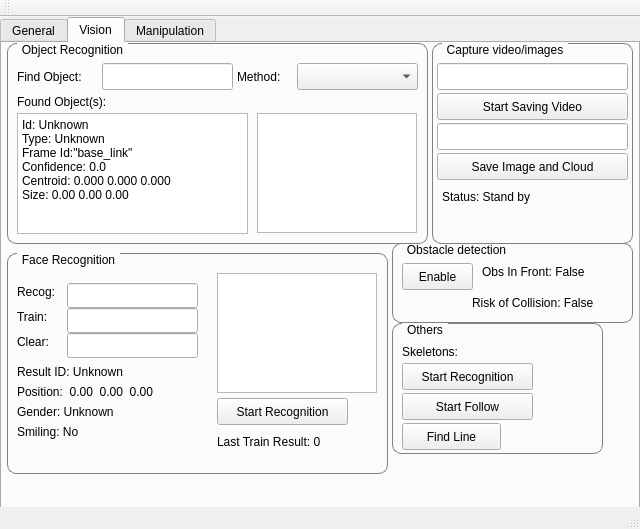
First picture: the form in catkin_ws/src/hri/justina_gui/src/MainWindow.ui, repository RobotJustina/JUSTINA, before the edit.
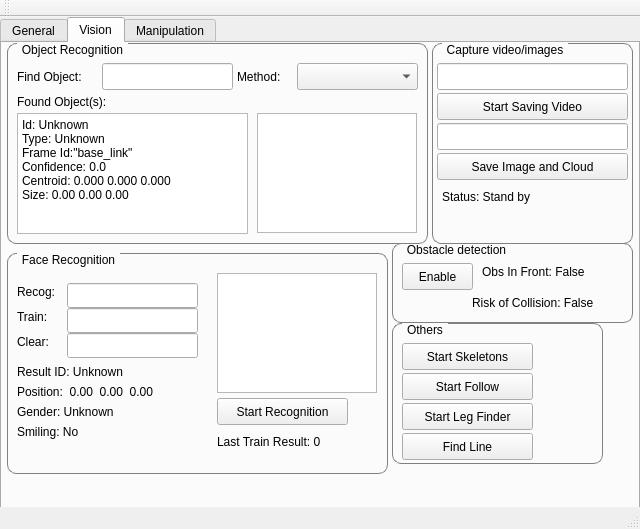
Second picture: the form after the edit. The open tabs and pages were chosen to show the change.

Commit message: Add start/stop signals for leg finding Add the corresponding controls and functios to gui and justina tools Modify navigation_test to wait for legs found before start following

What changed in the file:
```diff
--- a/catkin_ws/src/hri/justina_gui/src/MainWindow.ui
+++ b/catkin_ws/src/hri/justina_gui/src/MainWindow.ui
@@ -1478,7 +1478,7 @@
         <x>390</x>
         <y>280</y>
         <width>211</width>
-        <height>131</height>
+        <height>141</height>
        </rect>
       </property>
       <property name="title">
@@ -1488,34 +1488,21 @@
        <property name="geometry">
         <rect>
          <x>10</x>
-         <y>40</y>
+         <y>20</y>
          <width>131</width>
          <height>27</height>
         </rect>
        </property>
        <property name="text">
-        <string>Start Recognition</string>
-       </property>
-      </widget>
-      <widget class="QLabel" name="sktLblRecognize">
-       <property name="geometry">
-        <rect>
-         <x>10</x>
-         <y>20</y>
-         <width>81</width>
-         <height>17</height>
-        </rect>
-       </property>
-       <property name="text">
-        <string>Skeletons:</string>
+        <string>Start Skeletons</string>
        </property>
       </widget>
       <widget class="QPushButton" name="vsnBtnFindLines">
        <property name="geometry">
         <rect>
          <x>10</x>
-         <y>100</y>
-         <width>99</width>
+         <y>110</y>
+         <width>131</width>
          <height>27</height>
         </rect>
        </property>
@@ -1527,7 +1514,7 @@
        <property name="geometry">
         <rect>
          <x>10</x>
-         <y>70</y>
+         <y>50</y>
          <width>131</width>
          <height>27</height>
         </rect>
@@ -1536,6 +1523,19 @@
         <string>Start Follow</string>
        </property>
       </widget>
+      <widget class="QPushButton" name="hriBtnStartLegs">
+       <property name="geometry">
+        <rect>
+         <x>10</x>
+         <y>80</y>
+         <width>131</width>
+         <height>27</height>
+        </rect>
+       </property>
+       <property name="text">
+        <string>Start Leg Finder</string>
+       </property>
+      </widget>
      </widget>
      <widget class="QGroupBox" name="gbObsDetection">
       <property name="geometry">
```
Left out of the diff: 4 changed lines with no effect on the pictures. The commit also changes 7 other files.
